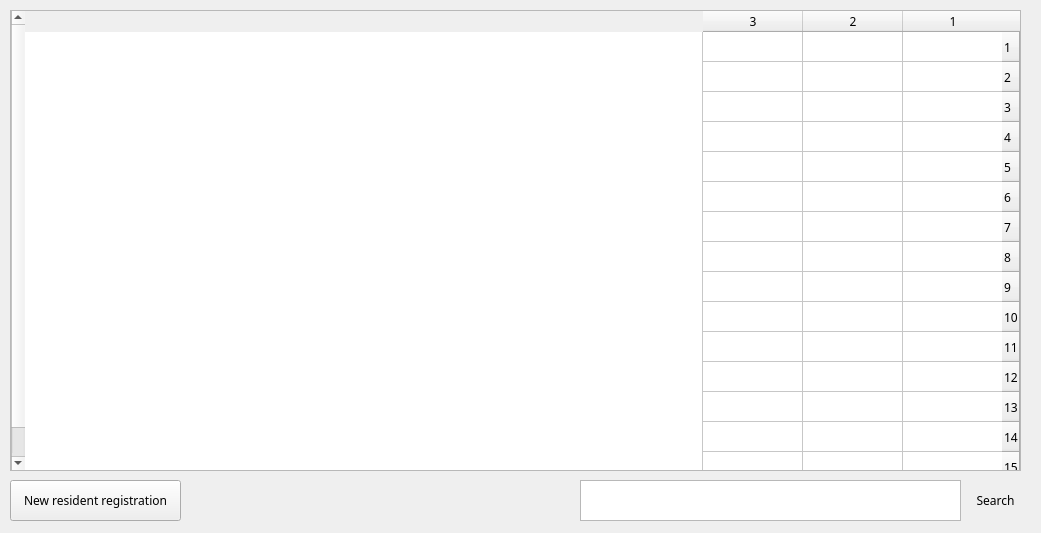
oaacUis/tesis-colombian-plate-recognition, file gui/residents.ui: the form before one commit.
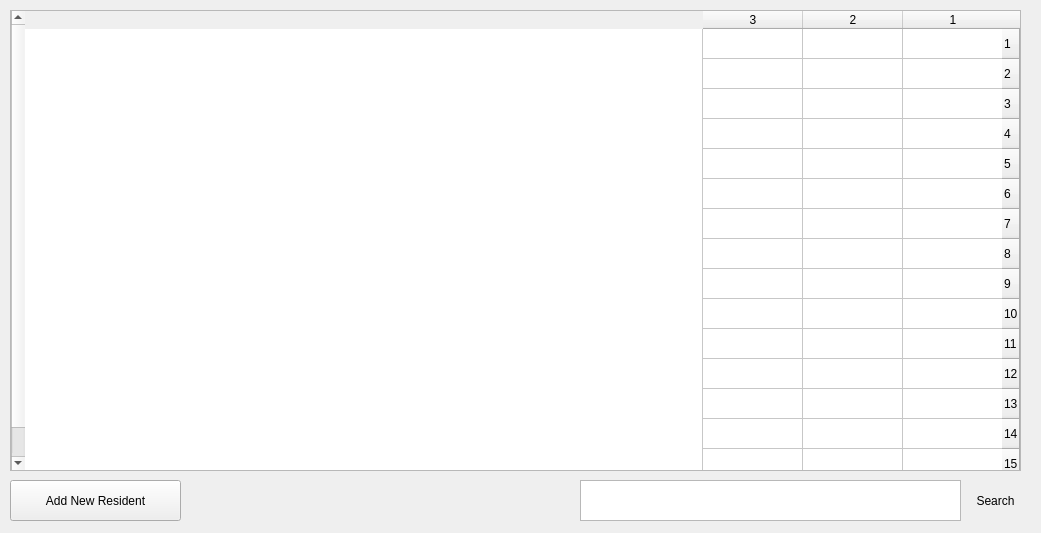
The form after the commit.

Diff of the .ui file:
```diff
--- a/gui/residents.ui
+++ b/gui/residents.ui
@@ -58,11 +58,11 @@
                 </property>
                 <property name="font">
                     <font>
-                        <family>B Yekan</family>
+                        <family>Arial</family>
                     </font>
                 </property>
                 <property name="text">
-                    <string>New resident registration</string>
+                    <string>Add New Resident</string>
                 </property>
             </widget>
             <widget class="QLabel" name="label_9">
@@ -76,7 +76,7 @@
                 </property>
                 <property name="font">
                     <font>
-                        <family>B Yekan</family>
+                        <family>Arial</family>
                     </font>
                 </property>
                 <property name="text">
@@ -123,7 +123,7 @@
                 </property>
                 <property name="font">
                     <font>
-                        <family>B Yekan</family>
+                        <family>Arial</family>
                     </font>
                 </property>
                 <property name="layoutDirection">
```
Left out of the diff: 8 changed lines with no effect on the pictures.
